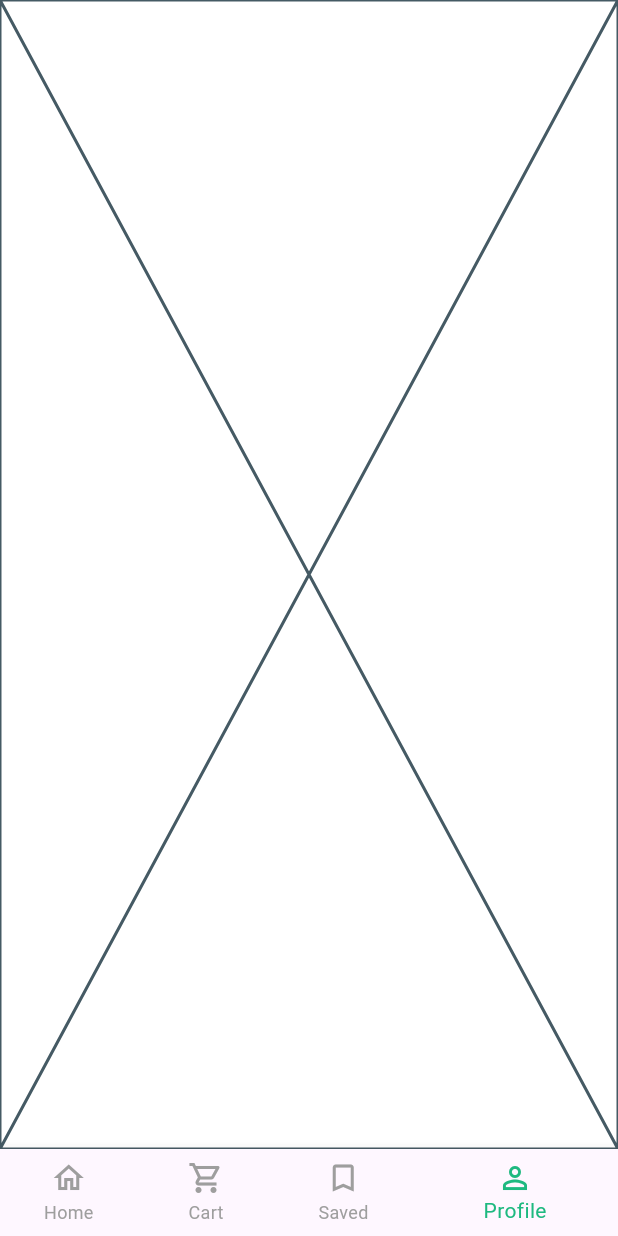
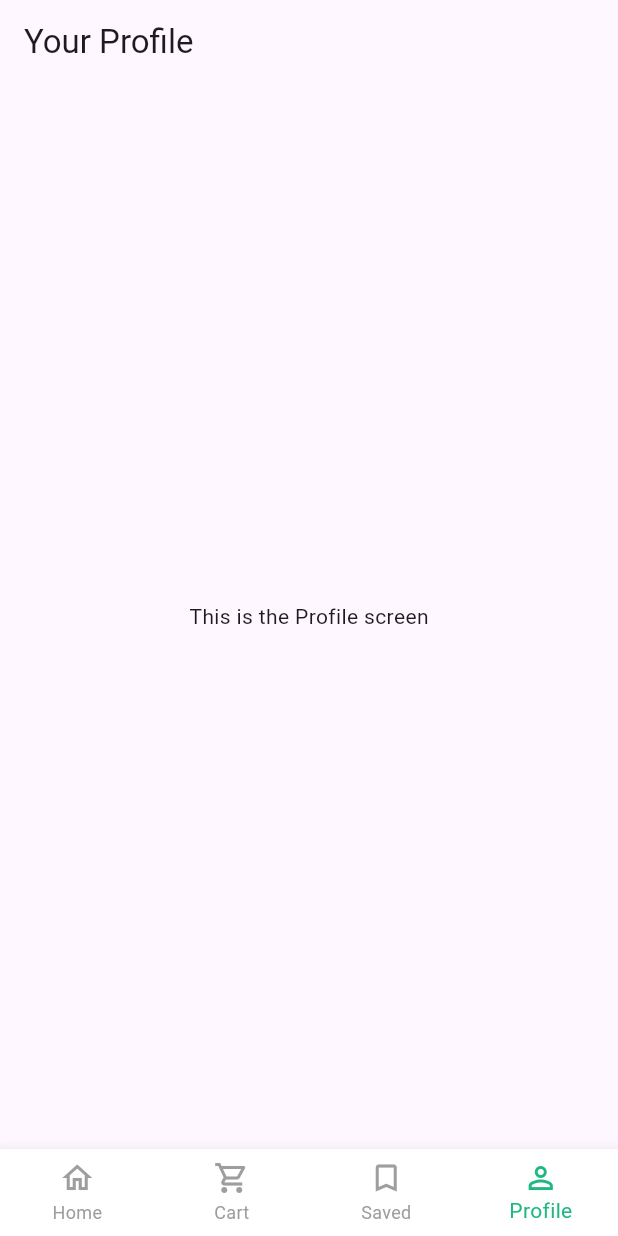
Before and after one commit to Arti-Mdhr/NepaBite, a Flutter app: the HomeScreen screen opened directly, item 4 of the bottom bar chosen, on a phone screen of 412 x 824 dp. Run offline on Flutter 3.47's test engine with Material 3 defaults, Android fonts, the phone set to English and light mode, and no system bars; Roboto replaces fonts that are missing (OpenSans-Regular, OpenSans-italic).

Commit message:
screens made workable

```diff
--- a/lib/screens/home/cart_screen.dart
+++ b/lib/screens/home/cart_screen.dart
@@ -10,6 +10,13 @@ class CartScreen extends StatefulWidget {
 class _CartScreenState extends State<CartScreen> {
   @override
   Widget build(BuildContext context) {
-    return const Placeholder();
+    return Scaffold(
+      appBar: AppBar(
+        title: const Text("Your Cart"),
+      ),
+      body: Center(
+        child: const Text("This is the Cart screen"),
+      ),
+    );
   }
 }
--- a/lib/screens/home/homepage_screen.dart
+++ b/lib/screens/home/homepage_screen.dart
@@ -1,8 +1,7 @@
 import 'package:flutter/material.dart';
-
 import 'cart_screen.dart';
 import 'profile_screen.dart';
-import  'saved_recipe_screen.dart';
+import 'saved_recipe_screen.dart';
 
 class HomeScreen extends StatefulWidget {
   const HomeScreen({super.key});
@@ -51,21 +50,20 @@ class _HomeScreenState extends State<HomeScreen> {
   Widget build(BuildContext context) {
     return Scaffold(
       backgroundColor: Colors.white,
-
       body: lstScreens[_selectedIndex],
-
       bottomNavigationBar: BottomNavigationBar(
+        backgroundColor: Colors.white,
+        selectedItemColor: const Color(0xFF1EB980),  // Green color for selected icon
+        unselectedItemColor: Colors.grey,  // Grey color for unselected icons
         currentIndex: _selectedIndex,
-        selectedItemColor: const Color(0xFF1EB980),
-        unselectedItemColor: Colors.grey,
-        showUnselectedLabels: true,
-
+        showUnselectedLabels: true,  // Show unselected labels
+        showSelectedLabels: true,  // Show selected labels
+        type: BottomNavigationBarType.fixed,  // Fixed layout, no shifting or resizing
         onTap: (index) {
           setState(() {
             _selectedIndex = index;
           });
         },
-
         items: const [
           BottomNavigationBarItem(
             icon: Icon(Icons.home_outlined),
@@ -104,7 +102,6 @@ class _HomeScreenState extends State<HomeScreen> {
                 ),
               ),
             ),
-
             const Padding(
               padding: EdgeInsets.symmetric(horizontal: 20),
               child: Text(
@@ -115,9 +112,7 @@ class _HomeScreenState extends State<HomeScreen> {
                 ),
               ),
             ),
-
             const SizedBox(height: 18),
-
             Padding(
               padding: const EdgeInsets.symmetric(horizontal: 20),
               child: Row(
@@ -142,9 +137,7 @@ class _HomeScreenState extends State<HomeScreen> {
                       ),
                     ),
                   ),
-
                   const SizedBox(width: 12),
-
                   Container(
                     height: 45,
                     width: 45,
@@ -157,9 +150,7 @@ class _HomeScreenState extends State<HomeScreen> {
                 ],
               ),
             ),
-
             const SizedBox(height: 18),
-
             Padding(
               padding: const EdgeInsets.symmetric(horizontal: 20),
               child: Row(
@@ -171,9 +162,7 @@ class _HomeScreenState extends State<HomeScreen> {
                 ],
               ),
             ),
-
             const SizedBox(height: 22),
-
             SizedBox(
               height: 250,
               child: ListView.builder(
@@ -184,9 +173,7 @@ class _HomeScreenState extends State<HomeScreen> {
                 },
               ),
             ),
-
             const SizedBox(height: 20),
-
             const Padding(
               padding: EdgeInsets.symmetric(horizontal: 20),
               child: Text(
@@ -197,9 +184,7 @@ class _HomeScreenState extends State<HomeScreen> {
                 ),
               ),
             ),
-
             const SizedBox(height: 15),
-
             SizedBox(
               height: 210,
               child: ListView.builder(
@@ -256,8 +241,7 @@ class _HomeScreenState extends State<HomeScreen> {
         crossAxisAlignment: CrossAxisAlignment.start,
         children: [
           ClipRRect(
-            borderRadius:
-                const BorderRadius.vertical(top: Radius.circular(18)),
+            borderRadius: const BorderRadius.vertical(top: Radius.circular(18)),
             child: Image.asset(
               recipe["image"]!,
               height: 135,
@@ -265,7 +249,6 @@ class _HomeScreenState extends State<HomeScreen> {
               fit: BoxFit.cover,
             ),
           ),
-
           Padding(
             padding: const EdgeInsets.all(12),
             child: Column(
@@ -278,9 +261,7 @@ class _HomeScreenState extends State<HomeScreen> {
                     fontWeight: FontWeight.w600,
                   ),
                 ),
-
                 const SizedBox(height: 5),
-
                 Text(
                   "Time: ${recipe['time']}",
                   style: const TextStyle(
@@ -295,7 +276,6 @@ class _HomeScreenState extends State<HomeScreen> {
       ),
     );
   }
-
   Widget _buildSmallRecipeCard(Map<String, String> recipe) {
     return Container(
       width: 160,
@@ -307,8 +287,7 @@ class _HomeScreenState extends State<HomeScreen> {
       child: Column(
         children: [
           ClipRRect(
-            borderRadius:
-                const BorderRadius.vertical(top: Radius.circular(18)),
+            borderRadius: const BorderRadius.vertical(top: Radius.circular(18)),
             child: Image.asset(
               recipe["image"]!,
               height: 135,
@@ -316,7 +295,6 @@ class _HomeScreenState extends State<HomeScreen> {
               fit: BoxFit.cover,
             ),
           ),
-
           Padding(
             padding: const EdgeInsets.all(10),
             child: Text(
--- a/lib/screens/home/profile_screen.dart
+++ b/lib/screens/home/profile_screen.dart
@@ -1,15 +1,17 @@
 import 'package:flutter/material.dart';
 
-class ProfileScreen extends StatefulWidget {
+class ProfileScreen extends StatelessWidget {
   const ProfileScreen({super.key});
 
   @override
-  State<ProfileScreen> createState() => _ProfileScreenState();
-}
-
-class _ProfileScreenState extends State<ProfileScreen> {
-  @override
   Widget build(BuildContext context) {
-    return const Placeholder();
+    return Scaffold(
+      appBar: AppBar(
+        title: const Text("Your Profile"),
+      ),
+      body: Center(
+        child: const Text("This is the Profile screen"),
+      ),
+    );
   }
 }
--- a/lib/theme/app_theme.dart
+++ b/lib/theme/app_theme.dart
@@ -2,6 +2,6 @@ import 'package:flutter/material.dart';
 
 ThemeData applicationTheme() {
   return ThemeData(
-    fontFamily: 'OpenSans-italic',
+    fontFamily: 'OpenSans-Regular',
   );
 }
```
